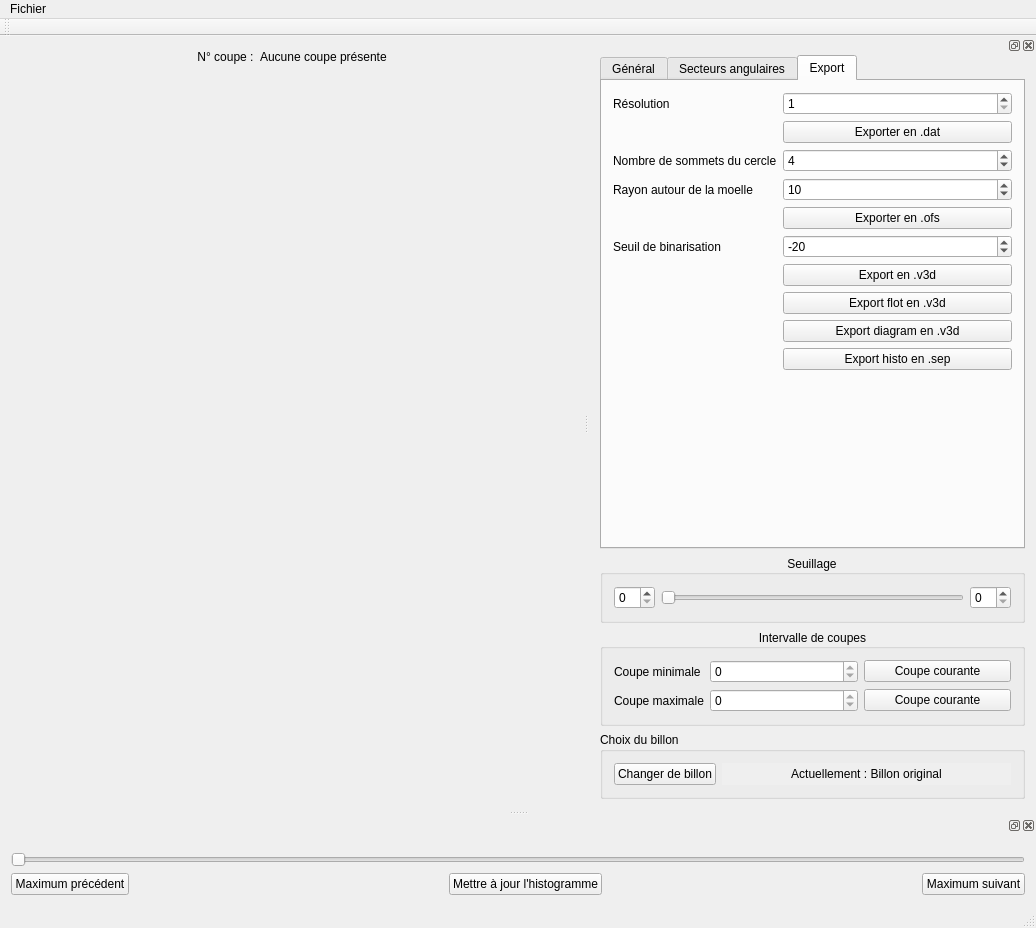
Qt form ui/mainwindow.ui (akrah/TKDetection) before a commit.
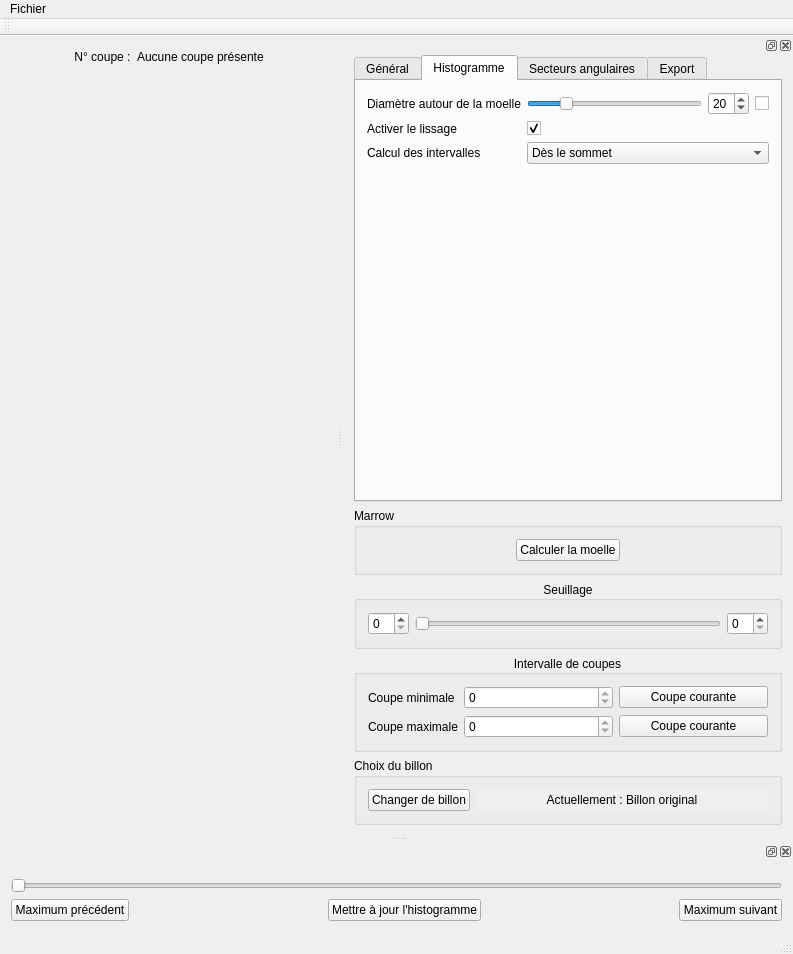
The same form after that commit. Custom widgets are drawn as their Qt base class.

Commit message: Paramétrisation et optimisations de l'histogramme

```diff
--- a/ui/mainwindow.ui
+++ b/ui/mainwindow.ui
@@ -6,8 +6,8 @@
    <rect>
     <x>0</x>
     <y>0</y>
-    <width>1036</width>
-    <height>928</height>
+    <width>793</width>
+    <height>954</height>
    </rect>
   </property>
   <property name="windowTitle">
@@ -104,8 +104,8 @@
           <rect>
            <x>0</x>
            <y>0</y>
-           <width>562</width>
-           <height>676</height>
+           <width>322</width>
+           <height>700</height>
           </rect>
          </property>
          <layout class="QHBoxLayout" name="horizontalLayout_8">
@@ -141,8 +141,8 @@
     <rect>
      <x>0</x>
      <y>0</y>
-     <width>1036</width>
-     <height>22</height>
+     <width>793</width>
+     <height>25</height>
     </rect>
    </property>
    <widget class="QMenu" name="menuFichier">
@@ -171,8 +171,8 @@
   <widget class="QDockWidget" name="dockWidget_2">
    <property name="minimumSize">
     <size>
-     <width>447</width>
-     <height>735</height>
+     <width>450</width>
+     <height>740</height>
     </size>
    </property>
    <property name="floating">
@@ -192,7 +192,7 @@
      <item>
       <widget class="QTabWidget" name="_tabs">
        <property name="currentIndex">
-        <number>2</number>
+        <number>1</number>
        </property>
        <widget class="QWidget" name="_tabGeneral">
         <attribute name="title">
@@ -591,36 +591,99 @@
               </widget>
              </widget>
             </item>
-            <item>
-             <widget class="QGroupBox" name="groupBox_3">
-              <property name="title">
-               <string>Moelle</string>
-              </property>
-              <layout class="QHBoxLayout" name="horizontalLayout_11">
-               <property name="margin">
-                <number>0</number>
-               </property>
-               <item>
-                <widget class="QPushButton" name="_buttonComputeMarrow">
-                 <property name="sizePolicy">
-                  <sizepolicy hsizetype="Maximum" vsizetype="Fixed">
-                   <horstretch>0</horstretch>
-                   <verstretch>0</verstretch>
-                  </sizepolicy>
-                 </property>
-                 <property name="text">
-                  <string>Calculer la moelle</string>
-                 </property>
-                </widget>
-               </item>
-              </layout>
-             </widget>
-            </item>
            </layout>
           </widget>
          </item>
         </layout>
        </widget>
+       <widget class="QWidget" name="tab_3">
+        <attribute name="title">
+         <string>Histogramme</string>
+        </attribute>
+        <layout class="QFormLayout" name="formLayout_10">
+         <property name="fieldGrowthPolicy">
+          <enum>QFormLayout::AllNonFixedFieldsGrow</enum>
+         </property>
+         <item row="1" column="0">
+          <widget class="QLabel" name="label_20">
+           <property name="text">
+            <string>Diamètre autour de la moelle</string>
+           </property>
+          </widget>
+         </item>
+         <item row="1" column="1">
+          <layout class="QHBoxLayout" name="horizontalLayout">
+           <item>
+            <widget class="QSlider" name="_sliderMarrowAroundDiameter">
+             <property name="value">
+              <number>20</number>
+             </property>
+             <property name="orientation">
+              <enum>Qt::Horizontal</enum>
+             </property>
+            </widget>
+           </item>
+           <item>
+            <widget class="QSpinBox" name="_spinMarrowAroundDiameter">
+             <property name="value">
+              <number>20</number>
+             </property>
+            </widget>
+           </item>
+           <item>
+            <widget class="QCheckBox" name="_checkMarrowAroundDiameter">
+             <property name="text">
+              <string/>
+             </property>
+            </widget>
+           </item>
+          </layout>
+         </item>
+         <item row="3" column="0">
+          <widget class="QLabel" name="label_23">
+           <property name="text">
+            <string>Calcul des intervalles</string>
+           </property>
+          </widget>
+         </item>
+         <item row="3" column="1">
+          <widget class="QComboBox" name="_comboHistogramInterval">
+           <item>
+            <property name="text">
+             <string>Dès le sommet</string>
+            </property>
+           </item>
+           <item>
+            <property name="text">
+             <string>En dessous de la moyenne</string>
+            </property>
+           </item>
+           <item>
+            <property name="text">
+             <string>En dessous de la médiane</string>
+            </property>
+           </item>
+          </widget>
+         </item>
+         <item row="2" column="0">
+          <widget class="QLabel" name="label_24">
+           <property name="text">
+            <string>Activer le lissage</string>
+           </property>
+          </widget>
+         </item>
+         <item row="2" column="1">
+          <widget class="QCheckBox" name="_checkHistogramSmoothing">
+           <property name="text">
+            <string/>
+           </property>
+           <property name="checked">
+            <bool>true</bool>
+           </property>
+          </widget>
+         </item>
+        </layout>
+       </widget>
        <widget class="QWidget" name="_tabSectors">
         <attribute name="title">
          <string>Secteurs angulaires</string>
@@ -920,6 +983,28 @@
        </widget>
       </widget>
      </item>
+     <item>
+      <widget class="QGroupBox" name="groupBox_3">
+       <property name="title">
+        <string>Marrow</string>
+       </property>
+       <layout class="QHBoxLayout" name="horizontalLayout_10">
+        <item>
+         <widget class="QPushButton" name="_buttonComputeMarrow">
+          <property name="sizePolicy">
+           <sizepolicy hsizetype="Maximum" vsizetype="Fixed">
+            <horstretch>0</horstretch>
+            <verstretch>0</verstretch>
+           </sizepolicy>
+          </property>
+          <property name="text">
+           <string>Calculer la moelle</string>
+          </property>
+         </widget>
+        </item>
+       </layout>
+      </widget>
+     </item>
      <item>
       <widget class="QGroupBox" name="groupBox_2">
        <property name="title">
@@ -1152,11 +1237,6 @@
  </widget>
  <layoutdefault spacing="6" margin="11"/>
  <customwidgets>
-  <customwidget>
-   <class>QxtSpanSlider</class>
-   <extends>QSlider</extends>
-   <header>QxtSpanSlider</header>
-  </customwidget>
   <customwidget>
    <class>QwtPlot</class>
    <extends>QFrame</extends>
@@ -1169,6 +1249,11 @@
    <header>qwt_polar_plot.h</header>
    <container>1</container>
   </customwidget>
+  <customwidget>
+   <class>QxtSpanSlider</class>
+   <extends>QSlider</extends>
+   <header>QxtSpanSlider</header>
+  </customwidget>
  </customwidgets>
  <resources/>
  <connections/>
```
Left out of the diff: 50 changed lines with no effect on the pictures. The commit also changes 15 other files.
